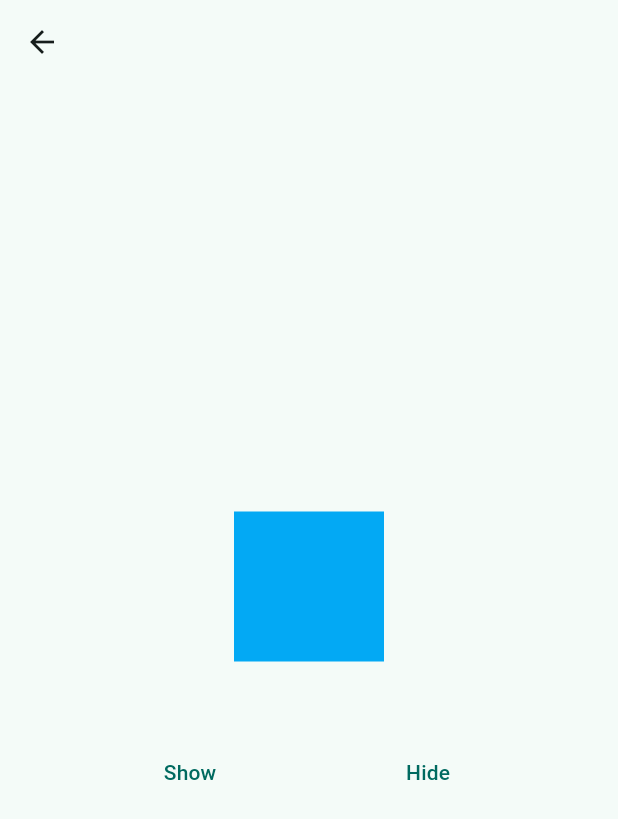
After one commit to azix-khan/Counter-App-Using-Bloc, a Flutter app: the VisibilityScreen screen opened directly, after a tap on "Show", on a phone screen of 412 x 824 dp. The commit adds this screen. Shown: the top 819 px of the screen. Run offline on Flutter 3.47's test engine with Material 3 defaults, Android fonts, the phone set to English and light mode, and no system bars; our stand-ins replace bloc, equatable, flutter_bloc.

Commit message:
learn bloc using visibility method

```diff
--- /dev/null
+++ b/lib/bloc/Visibility/visibility_bloc.dart
@@ -0,0 +1,14 @@
+import 'package:bloc/bloc.dart';
+import 'package:counter_app_using_bloc/bloc/Visibility/visibility_event.dart';
+import 'package:counter_app_using_bloc/bloc/Visibility/visibility_state.dart';
+
+class VisibilityBloc extends Bloc<VisibilityEvent, VisibilityState> {
+  VisibilityBloc() : super(VisibilityState(show: true)) {
+    on<VisibilityShowEvent>(
+      (event, emit) => emit(VisibilityState(show: true)),
+    );
+    on<VisibilityHideEvent>(
+      (event, emit) => emit(VisibilityState(show: false)),
+    );
+  }
+}
--- /dev/null
+++ b/lib/bloc/Visibility/visibility_event.dart
@@ -0,0 +1,5 @@
+sealed class VisibilityEvent {}
+
+class VisibilityShowEvent extends VisibilityEvent {}
+
+class VisibilityHideEvent extends VisibilityEvent {}
--- /dev/null
+++ b/lib/bloc/Visibility/visibility_state.dart
@@ -0,0 +1,4 @@
+class VisibilityState {
+  final bool show;
+  VisibilityState({required this.show});
+}
--- a/lib/bloc/counter/counter_bloc.dart
+++ b/lib/bloc/counter/counter_bloc.dart
@@ -1,6 +1,6 @@
 import 'package:bloc/bloc.dart';
-import 'package:counter_app_using_bloc/bloc/counter/counter_event.dart';
-import 'package:counter_app_using_bloc/bloc/counter/counter_state.dart';
+import 'package:counter_app_using_bloc/bloc/Counter/counter_event.dart';
+import 'package:counter_app_using_bloc/bloc/Counter/counter_state.dart';
 
 class CounterBloc extends Bloc<CounterEvent, CounterState> {
   CounterBloc() : super(const CounterState()) {
--- /dev/null
+++ b/lib/ui/visibility_screen.dart
@@ -0,0 +1,67 @@
+import 'package:counter_app_using_bloc/bloc/Visibility/visibility_bloc.dart';
+import 'package:counter_app_using_bloc/bloc/Visibility/visibility_event.dart';
+import 'package:counter_app_using_bloc/bloc/Visibility/visibility_state.dart';
+import 'package:flutter/material.dart';
+import 'package:flutter_bloc/flutter_bloc.dart';
+
+class VisibilityScreen extends StatefulWidget {
+  const VisibilityScreen({super.key});
+
+  @override
+  State<VisibilityScreen> createState() => _VisibilityScreenState();
+}
+
+class _VisibilityScreenState extends State<VisibilityScreen> {
+  @override
+  Widget build(BuildContext context) {
+    return Scaffold(
+      appBar: AppBar(),
+      body: Center(
+        child: Column(
+          mainAxisAlignment: MainAxisAlignment.center,
+          crossAxisAlignment: CrossAxisAlignment.center,
+          children: [
+            BlocBuilder<VisibilityBloc, VisibilityState>(
+              buildWhen: (previous, current) {
+                print("Privious:${previous.show}");
+                print("Privious:${current.show}");
+                return true;
+              },
+              builder: (context, state) {
+                return Visibility(
+                  visible: state.show,
+                  child: Container(
+                    height: 100,
+                    width: 100,
+                    color: Colors.lightBlue,
+                  ),
+                );
+              },
+            ),
+            const SizedBox(
+              height: 50,
+            ),
+            Row(
+              mainAxisAlignment: MainAxisAlignment.spaceEvenly,
+              crossAxisAlignment: CrossAxisAlignment.center,
+              children: [
+                TextButton(
+                  onPressed: () {
+                    context.read<VisibilityBloc>().add(VisibilityShowEvent());
+                  },
+                  child: const Text("Show"),
+                ),
+                TextButton(
+                  onPressed: () {
+                    context.read<VisibilityBloc>().add(VisibilityHideEvent());
+                  },
+                  child: const Text("Hide"),
+                ),
+              ],
+            )
+          ],
+        ),
+      ),
+    );
+  }
+}
```
Also changed, not shown: lib/main.dart (+7 -3 lines), lib/ui/counter_screen.dart (+19 -4 lines).
